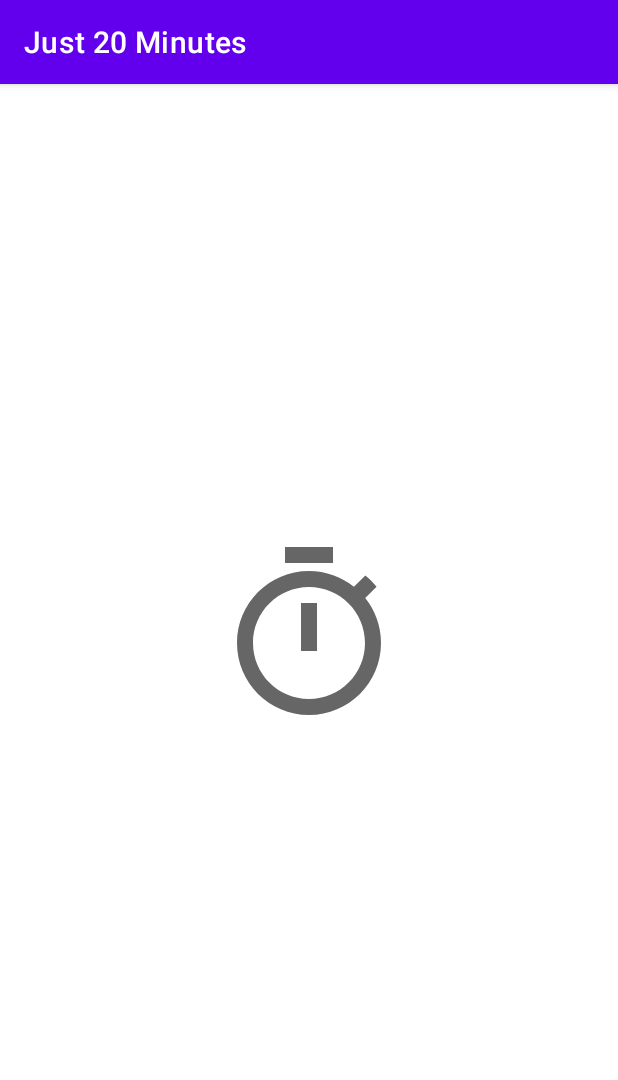
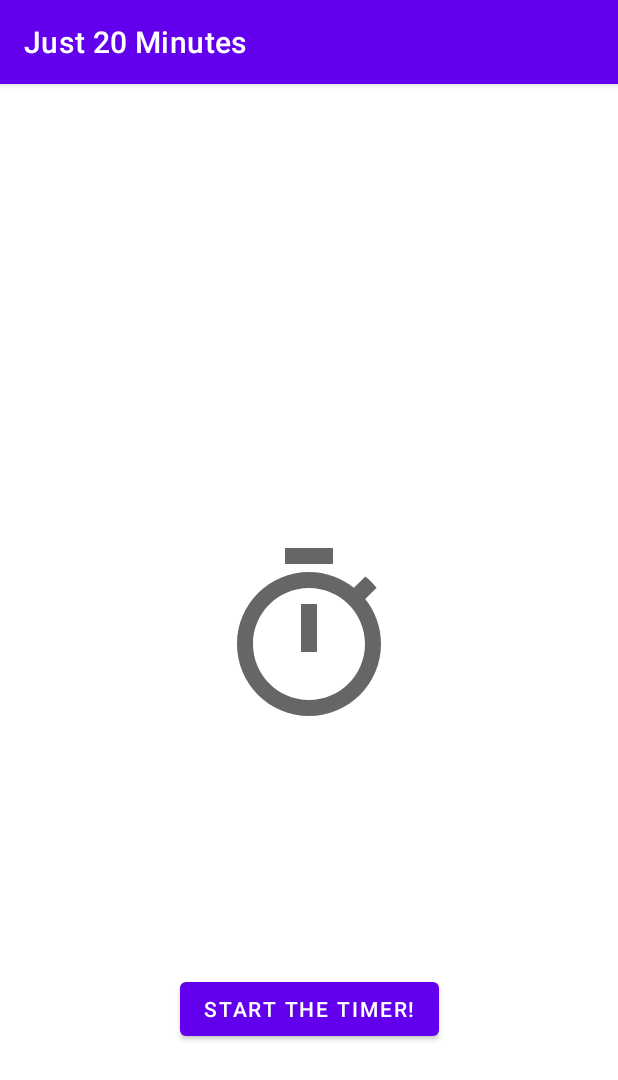
Before and after one commit to sc71/Just20Minutes-1, an Android app: the TwentyMinuteTimer screen opened directly, with no data from a screen before it, on a phone screen of 412 x 824 dp. Shown: the top 1080 px of the screen. Run offline under Robolectric (Android 15) with nearby library versions, the phone set to English and light mode, and no system bars.

Commit message:
MADE THE TIMER WORK ON A BUTTON NOW OH YEAH BEAR

```diff
--- a/app/src/main/java/com/example/just20minutes/TwentyMinuteTimer.kt
+++ b/app/src/main/java/com/example/just20minutes/TwentyMinuteTimer.kt
@@ -1,11 +1,41 @@
 package com.example.just20minutes
 
+import android.content.Intent
 import androidx.appcompat.app.AppCompatActivity
 import android.os.Bundle
+import android.os.CountDownTimer
+import android.view.View
+import android.widget.Button
+import android.widget.TextView
+import androidx.core.view.isVisible
+import java.util.*
+import java.util.concurrent.TimeUnit
 
 class TwentyMinuteTimer : AppCompatActivity() {
+
     override fun onCreate(savedInstanceState: Bundle?) {
         super.onCreate(savedInstanceState)
         setContentView(R.layout.activity_twenty_minute_timer)
+
+        var textView = findViewById<TextView>(R.id.text_view)
+        val duration = TimeUnit.MINUTES.toMillis(20)
+        var veinte = object : CountDownTimer(duration, 1000)
+        {
+            override fun onTick(l: Long){
+                var sDuration = String.format(Locale.ENGLISH, "%02d : %02d", TimeUnit.MILLISECONDS.toMinutes(l), TimeUnit.MILLISECONDS.toSeconds(l) - TimeUnit.MINUTES.toSeconds(TimeUnit.MILLISECONDS.toMinutes(l)))
+                textView.text = sDuration
+            }
+
+            override fun onFinish() {
+                textView.isVisible = false
+            }
+        }
+
+        val startTimerButton = findViewById<Button>(R.id.startTimerButton)
+        startTimerButton.isVisible = true
+        startTimerButton.setOnClickListener {
+            veinte.start()
+            startTimerButton.isVisible = false
+        }
     }
 }
--- a/app/src/main/res/layout/activity_twenty_minute_timer.xml
+++ b/app/src/main/res/layout/activity_twenty_minute_timer.xml
@@ -1,20 +1,35 @@
 <?xml version="1.0" encoding="utf-8"?>
-<RelativeLayout
+<androidx.constraintlayout.widget.ConstraintLayout
     xmlns:android="http://schemas.android.com/apk/res/android"
     xmlns:app="http://schemas.android.com/apk/res-auto"
     xmlns:tools="http://schemas.android.com/tools"
     android:layout_width="match_parent"
     android:layout_height="match_parent"
     tools:context=".TwentyMinuteTimer">
+
     <TextView
+        android:id="@+id/text_view"
         android:layout_width="wrap_content"
         android:layout_height="wrap_content"
-        android:id="@+id/text_view"
+        android:layout_centerInParent="true"
+        android:drawableTop="@drawable/ic_timer"
+        android:gravity="center"
+        android:textColor="@color/black"
         android:textSize="24sp"
         android:textStyle="bold"
-        android:textColor="@color/black"
-        android:gravity="center"
-        android:layout_centerInParent="true"
-        android:drawableTop="@drawable/ic_timer"/>
+        app:layout_constraintBottom_toBottomOf="parent"
+        app:layout_constraintEnd_toEndOf="parent"
+        app:layout_constraintStart_toStartOf="parent"
+        app:layout_constraintTop_toTopOf="parent" />
 
-</RelativeLayout>
+    <Button
+        android:id="@+id/startTimerButton"
+        android:layout_width="wrap_content"
+        android:layout_height="wrap_content"
+        android:text="Start the Timer!"
+        app:layout_constraintBottom_toBottomOf="parent"
+        app:layout_constraintEnd_toEndOf="parent"
+        app:layout_constraintStart_toStartOf="parent"
+        app:layout_constraintTop_toBottomOf="@+id/text_view" />
+
+</androidx.constraintlayout.widget.ConstraintLayout>
```
